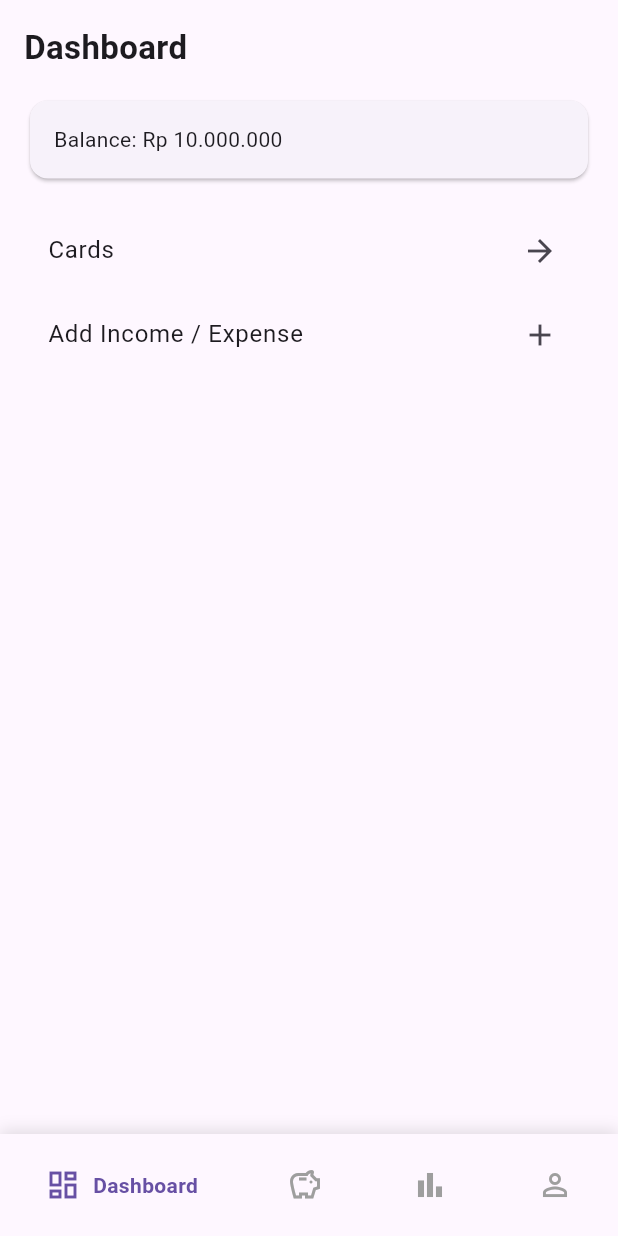
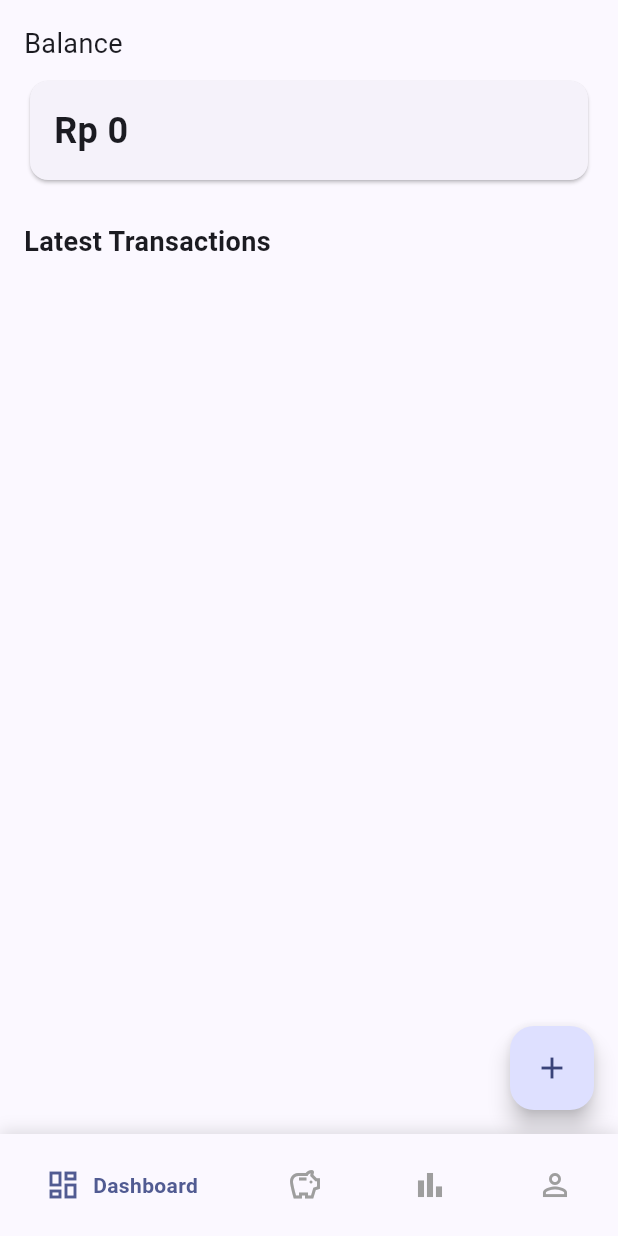
Before and after one commit to alyasherly/cashflow-mobile-app, a Flutter app: the screen it shows after launch, after a tap on "Login", on a phone screen of 412 x 824 dp. Run offline on Flutter 3.47's test engine with Material 3 defaults, Android fonts, the phone set to English and light mode, and no system bars; drawn by our look-alikes of google_nav_bar.

Commit message:
add basic crud for balance

```diff
--- a/lib/dashboard.dart
+++ b/lib/dashboard.dart
@@ -1,5 +1,7 @@
 import 'package:flutter/material.dart';
-import 'savings.dart';
+import 'package:provider/provider.dart'; // PACKAGE
+import 'providers/cashflow_provider.dart'; // FILE KITA
+import 'models/transaction_model.dart';
 import 'transaction_form.dart';
 
 class Dashboard extends StatelessWidget {
@@ -7,42 +9,56 @@ class Dashboard extends StatelessWidget {
 
   @override
   Widget build(BuildContext context) {
-    return SafeArea(
+    final cashflow = context.watch<CashflowProvider>();
+
+    return Scaffold(
+      body: SafeArea(
         child: ListView(
           padding: const EdgeInsets.all(16),
           children: [
-          const Text(
-            'Dashboard',
-            style: TextStyle(fontSize: 22, fontWeight: FontWeight.bold),
+            const Text('Balance', style: TextStyle(fontSize: 18)),
+            const SizedBox(height: 8),
+            Card(
+              child: Padding(
+                padding: const EdgeInsets.all(16),
+                child: Text(
+                  'Rp ${cashflow.balance.toStringAsFixed(0)}',
+                  style: const TextStyle(fontSize: 24, fontWeight: FontWeight.bold),
                 ),
-          const SizedBox(height: 16),
-
-          const Card(
-            child: Padding(
-              padding: EdgeInsets.all(16),
-              child: Text('Balance: Rp 10.000.000'),
               ),
             ),
 
-          const SizedBox(height: 16),
-          ListTile(
-            title: const Text('Cards'),
-            trailing: const Icon(Icons.arrow_forward),
-            onTap: () => Navigator.push(
-              context,
-              MaterialPageRoute(builder: (_) => const Savings()),
+            const SizedBox(height: 24),
+            const Text('Latest Transactions',
+                style: TextStyle(fontSize: 18, fontWeight: FontWeight.bold)),
+
+            ...cashflow.transactions.map(
+              (t) => ListTile(
+                title: Text(t.category),
+                subtitle: Text(t.savingsType),
+                trailing: Text(
+                  '${t.type == TransactionType.income ? '+' : '-'}Rp ${t.amount}',
+                  style: TextStyle(
+                    color: t.type == TransactionType.income
+                        ? Colors.green
+                        : Colors.red,
                   ),
                 ),
-          ListTile(
-            title: const Text('Add Income / Expense'),
-            trailing: const Icon(Icons.add),
-            onTap: () => Navigator.push(
-              context,
-              MaterialPageRoute(builder: (_) => const TransactionForm()),
               ),
             ),
           ],
         ),
+      ),
+
+      floatingActionButton: FloatingActionButton(
+        onPressed: () {
+          Navigator.push(
+            context,
+            MaterialPageRoute(builder: (_) => const TransactionForm()),
+          );
+        },
+        child: const Icon(Icons.add),
+      ),
     );
   }
 }
--- a/lib/home.dart
+++ b/lib/home.dart
@@ -3,7 +3,7 @@ import 'package:google_nav_bar/google_nav_bar.dart';
 
 import 'dashboard.dart';
 import 'savings.dart';
-import 'statistics.dart';
+import 'statistic.dart';
 import 'profile.dart';
 
 class Home extends StatefulWidget {
--- a/lib/main.dart
+++ b/lib/main.dart
@@ -1,18 +1,33 @@
 import 'package:flutter/material.dart';
+import 'package:provider/provider.dart';
 import 'splash.dart';
+import 'providers/cashflow_provider.dart';
 
 void main() {
-  runApp(const CashizyApp());
+  runApp(
+    MultiProvider(
+      providers: [
+        ChangeNotifierProvider(
+          create: (_) => CashflowProvider(),
+        ),
+      ],
+      child: const CashizyApp(),
+    ),
+  );
 }
 
 class CashizyApp extends StatelessWidget {
   const CashizyApp({super.key});
+
   @override
   Widget build(BuildContext context) {
     return MaterialApp(
+      title: 'Cashizy',
       debugShowCheckedModeBanner: false,
-      title: 'Cashizy',
-      theme: ThemeData(useMaterial3: true),
+      theme: ThemeData(
+        useMaterial3: true,
+        colorSchemeSeed: Colors.indigo,
+      ),
       home: const Splash(),
     );
   }
--- /dev/null
+++ b/lib/models/transaction_model.dart
@@ -0,0 +1,17 @@
+enum TransactionType { income, expense }
+
+class CashTransaction {
+  final double amount;
+  final String category;
+  final String savingsType;
+  final DateTime date;
+  final TransactionType type;
+
+  CashTransaction({
+    required this.amount,
+    required this.category,
+    required this.savingsType,
+    required this.date,
+    required this.type,
+  });
+}
--- /dev/null
+++ b/lib/providers/cashflow_provider.dart
@@ -0,0 +1,23 @@
+import 'package:flutter/material.dart';
+import '../models/transaction_model.dart';
+
+class CashflowProvider extends ChangeNotifier {
+  final List<CashTransaction> _transactions = [];
+
+  List<CashTransaction> get transactions => _transactions;
+
+  double get totalIncome => _transactions
+      .where((t) => t.type == TransactionType.income)
+      .fold(0, (sum, t) => sum + t.amount);
+
+  double get totalExpense => _transactions
+      .where((t) => t.type == TransactionType.expense)
+      .fold(0, (sum, t) => sum + t.amount);
+
+  double get balance => totalIncome - totalExpense;
+
+  void addTransaction(CashTransaction transaction) {
+    _transactions.add(transaction);
+    notifyListeners();
+  }
+}
--- a/pubspec.yaml
+++ b/pubspec.yaml
@@ -31,6 +31,7 @@ dependencies:
   flutter:
     sdk: flutter
   google_nav_bar: ^5.0.6
+  provider: ^6.1.2
 
   # The following adds the Cupertino Icons font to your application.
   # Use with the CupertinoIcons class for iOS style icons.
```
Also changed, not shown: lib/statistic.dart (added, +32 -0 lines), lib/statistics.dart (deleted, +0 -62 lines), lib/transaction_form.dart (+96 -8 lines), pubspec.lock. Lines whose indentation alone changed are shown as unchanged.
